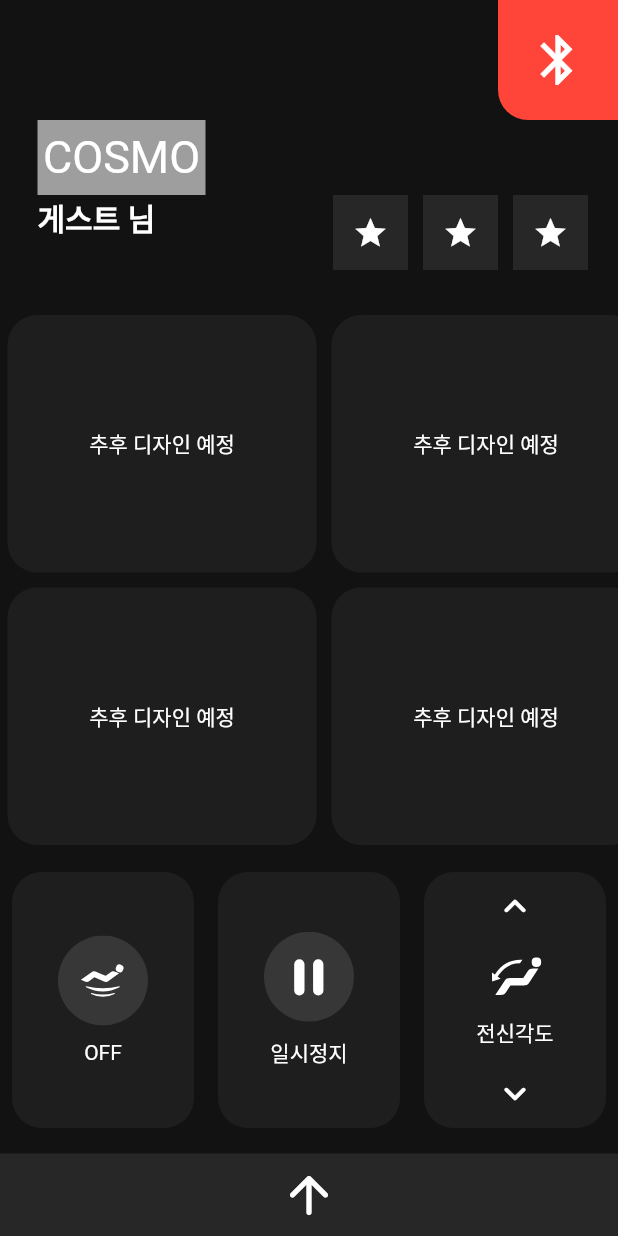
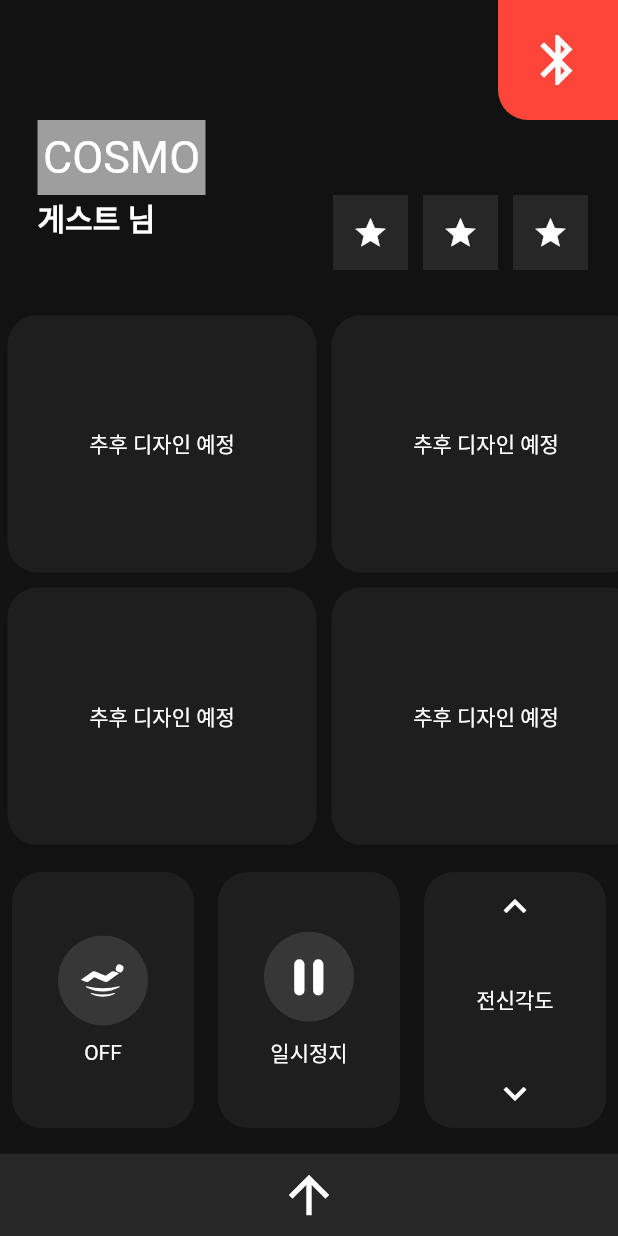
Before and after one commit to redhotsixbull/fiveinch-remote-app, a Flutter app: the screen it shows after launch, on a phone screen of 412 x 824 dp. Run offline on Flutter 3.47's test engine with Material 2 defaults, Android fonts, the phone set to English and light mode, and no system bars; our stand-ins replace flutter_svg, local_auth.

Commit message:
change icons

```diff
--- a/lib/main_page.dart
+++ b/lib/main_page.dart
@@ -29,7 +29,7 @@ class _MainPageState extends State<MainPage> {
               SizedBox(
                 height: 20,
               ),
-              isBasic ? mainSector(heightV) : easyMode(heightV,widthV),
+              isBasic ? mainSector(heightV) : easyMode(heightV, widthV),
             ],
           ),
         ),
@@ -46,7 +46,7 @@ class _MainPageState extends State<MainPage> {
             color: Color(0xff272727),
             child: Center(
                 child: Icon(
-              Icons.arrow_upward_rounded,
+              Icons.arrow_upward,
               size: 40,
               color: Colors.white,
             ))),
@@ -156,7 +156,7 @@ class _MainPageState extends State<MainPage> {
     );
   }
 
-  Widget easyMode(double heightV,double widthV) {
+  Widget easyMode(double heightV, double widthV) {
     return Container(
         width: double.infinity,
         height: heightV - 264,
@@ -165,38 +165,39 @@ class _MainPageState extends State<MainPage> {
             Container(
               width: double.infinity,
               height: (heightV - 264) * 2 / 3,
-              child: _easyModeCategoryList((heightV - 264) * 2 / 3,widthV),
+              child: _easyModeCategoryList((heightV - 264) * 2 / 3, widthV),
             ),
             Container(
                 width: double.infinity,
                 height: (heightV - 264) / 3,
-                child: _easyController()),
+                child: _easyController((heightV - 264) / 3)),
           ],
         ));
   }
 
-  Widget _easyController() {
+  Widget _easyController(double heightV) {
     return Row(
       children: [
         Expanded(
           flex: 1,
           child: Padding(
             padding: const EdgeInsets.all(8.0),
-            child: _easyControlButton("images/ico_weightlessness.svg","OFF"),
+            child: _easyControlButton("images/ico_weightlessness.svg", "OFF"),
           ),
         ),
         Expanded(
           flex: 1,
           child: Padding(
             padding: const EdgeInsets.all(8.0),
-            child: _easyControlButton("images/ico_pause.svg","일시정지"),
+            child: _easyControlButton("images/ico_pause.svg", "일시정지"),
           ),
         ),
         Expanded(
           flex: 1,
           child: Padding(
             padding: const EdgeInsets.all(8.0),
-            child: _easyControlBodyAngle("images/ico_bodyangle_up.svg", "전신각도"),
+            child: _easyControlBodyAngle(
+                "images/ico_bodyangle_up.svg", "전신각도", heightV),
           ),
         ),
       ],
@@ -224,7 +225,7 @@ class _MainPageState extends State<MainPage> {
     );
   }
 
-  Widget _easyControlBodyAngle(String path, String title) {
+  Widget _easyControlBodyAngle(String path, String title, double heightV) {
     return Container(
       decoration: buttonDesign.easyModeButtonDesign(),
       child: Center(
@@ -232,24 +233,34 @@ class _MainPageState extends State<MainPage> {
           mainAxisAlignment: MainAxisAlignment.spaceBetween,
           children: [
             Padding(
-              padding: const EdgeInsets.all(8.0),
-              child: Icon(Icons.keyboard_arrow_up_rounded,size: 30,),
+              padding: const EdgeInsets.fromLTRB(0, 8, 0, 0),
+              child: Icon(
+                Icons.keyboard_arrow_up,
+                size: 30,
+              ),
             ),
             Column(
               children: [
-                SvgPicture.asset(
-                  path,
-                  color: Colors.white,
-                ),
-                SizedBox(
-                  height: 10,
-                ),
+                heightV > 200
+                    ? SvgPicture.asset(
+                        path,
+                        color: Colors.white,
+                      )
+                    : Container(),
+                heightV > 200
+                    ? SizedBox(
+                        height: 10,
+                      )
+                    : Container(),
                 Text(title),
               ],
             ),
             Padding(
-              padding: const EdgeInsets.all(8.0),
-              child: Icon(Icons.keyboard_arrow_down_rounded,size:30,),
+              padding: const EdgeInsets.fromLTRB(0, 0, 0, 8),
+              child: Icon(
+                Icons.keyboard_arrow_down,
+                size: 30,
+              ),
             ),
           ],
         ),
@@ -257,47 +268,40 @@ class _MainPageState extends State<MainPage> {
     );
   }
 
-  Widget _easyModeCategoryList(double heightV, double widthV){
+  Widget _easyModeCategoryList(double heightV, double widthV) {
     return ListView(
       scrollDirection: Axis.horizontal,
       children: [
-        _easyModeCategoryCardColumn(heightV,widthV),
-        _easyModeCategoryCardColumn(heightV,widthV),
-        _easyModeCategoryCardColumn(heightV,widthV),
-        _easyModeCategoryCardColumn(heightV,widthV),
-        _easyModeCategoryCardColumn(heightV,widthV),
-        _easyModeCategoryCardColumn(heightV,widthV),
-
+        _easyModeCategoryCardColumn(heightV, widthV),
+        _easyModeCategoryCardColumn(heightV, widthV),
+        _easyModeCategoryCardColumn(heightV, widthV),
+        _easyModeCategoryCardColumn(heightV, widthV),
+        _easyModeCategoryCardColumn(heightV, widthV),
+        _easyModeCategoryCardColumn(heightV, widthV),
       ],
     );
   }
 
-  Widget _easyModeCategoryCardColumn(double heightV, double widthV){
+  Widget _easyModeCategoryCardColumn(double heightV, double widthV) {
     return Padding(
       padding: const EdgeInsets.fromLTRB(5, 10, 5, 10),
       child: Container(
-        width: widthV/2,
-        height: heightV/2,
+        width: widthV / 2,
+        height: heightV / 2,
         child: Column(
           children: [
-            Expanded(
-                flex: 1,
-                child: _easyModeCategoryCard()
-            ),
+            Expanded(flex: 1, child: _easyModeCategoryCard()),
             SizedBox(
               height: 10,
             ),
-            Expanded(
-              flex: 1,
-              child: _easyModeCategoryCard()
-            ),
+            Expanded(flex: 1, child: _easyModeCategoryCard()),
           ],
         ),
       ),
     );
   }
 
-  Widget _easyModeCategoryCard(){
+  Widget _easyModeCategoryCard() {
     return Container(
       decoration: buttonDesign.easyModeButtonDesign(),
       child: Center(
```
Also changed, not shown: pubspec.lock.
